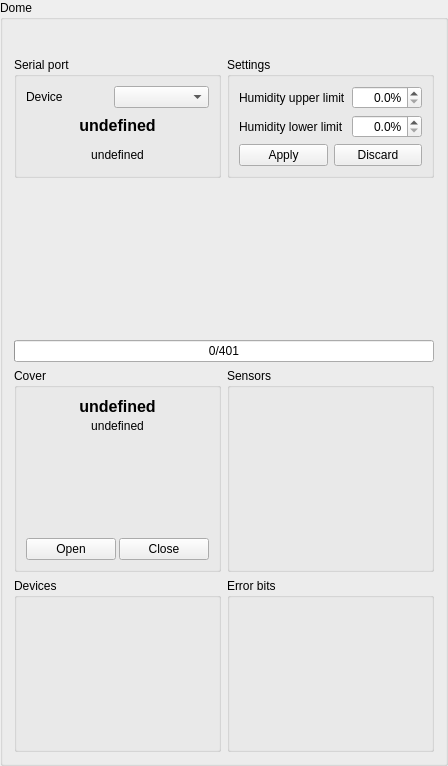
Old version of the form widgets/qdome.ui in the repository AMOS-uniba/amos-client.
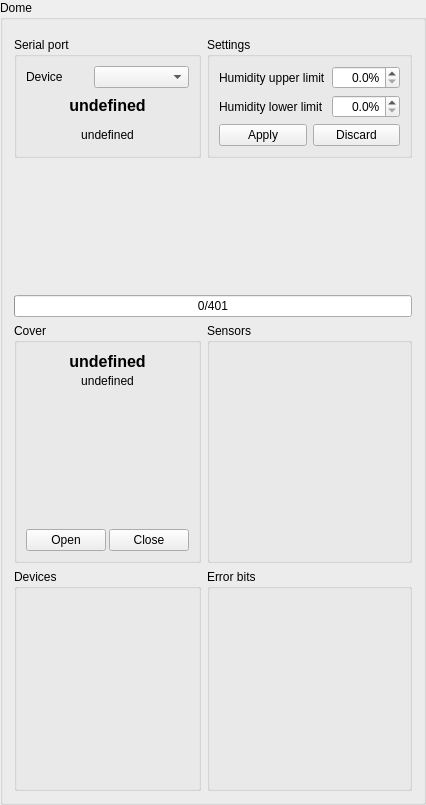
New version of the form. Custom widgets are drawn as their Qt base class.

```diff
--- a/widgets/qdome.ui
+++ b/widgets/qdome.ui
@@ -2,20 +2,6 @@
 <ui version="4.0">
  <class>QDome</class>
  <widget class="QGroupBox" name="QDome">
-  <property name="geometry">
-   <rect>
-    <x>0</x>
-    <y>0</y>
-    <width>448</width>
-    <height>728</height>
-   </rect>
-  </property>
-  <property name="minimumSize">
-   <size>
-    <width>448</width>
-    <height>0</height>
-   </size>
-  </property>
   <property name="windowTitle">
    <string>Dome</string>
   </property>
@@ -27,10 +13,16 @@
     <widget class="QGroupBox" name="gb_sensors">
      <property name="sizePolicy">
       <sizepolicy hsizetype="Preferred" vsizetype="Preferred">
-       <horstretch>1</horstretch>
+       <horstretch>0</horstretch>
        <verstretch>0</verstretch>
       </sizepolicy>
      </property>
+     <property name="minimumSize">
+      <size>
+       <width>0</width>
+       <height>234</height>
+      </size>
+     </property>
      <property name="title">
       <string>Sensors</string>
      </property>
@@ -38,12 +30,28 @@
       <property name="spacing">
        <number>3</number>
       </property>
+      <item>
+       <widget class="QFloatLine" name="fl_time_alive" native="true">
+        <property name="sizePolicy">
+         <sizepolicy hsizetype="Preferred" vsizetype="Fixed">
+          <horstretch>0</horstretch>
+          <verstretch>0</verstretch>
+         </sizepolicy>
+        </property>
+        <property name="minimumSize">
+         <size>
+          <width>0</width>
+          <height>20</height>
+         </size>
+        </property>
+       </widget>
+      </item>
       <item>
        <widget class="QFloatLine" name="fl_t_lens" native="true">
         <property name="minimumSize">
          <size>
           <width>0</width>
-          <height>14</height>
+          <height>20</height>
          </size>
         </property>
        </widget>
@@ -53,7 +61,7 @@
         <property name="minimumSize">
          <size>
           <width>0</width>
-          <height>14</height>
+          <height>20</height>
          </size>
         </property>
        </widget>
@@ -63,7 +71,7 @@
         <property name="minimumSize">
          <size>
           <width>0</width>
-          <height>14</height>
+          <height>20</height>
          </size>
         </property>
        </widget>
@@ -73,7 +81,7 @@
         <property name="minimumSize">
          <size>
           <width>0</width>
-          <height>14</height>
+          <height>20</height>
          </size>
         </property>
        </widget>
@@ -83,7 +91,7 @@
         <property name="minimumSize">
          <size>
           <width>0</width>
-          <height>14</height>
+          <height>20</height>
          </size>
         </property>
        </widget>
@@ -93,7 +101,7 @@
         <property name="minimumSize">
          <size>
           <width>0</width>
-          <height>14</height>
+          <height>20</height>
          </size>
         </property>
        </widget>
@@ -103,7 +111,7 @@
         <property name="minimumSize">
          <size>
           <width>0</width>
-          <height>14</height>
+          <height>20</height>
          </size>
         </property>
        </widget>
@@ -111,68 +119,20 @@
      </layout>
     </widget>
    </item>
-   <item row="2" column="0">
-    <widget class="QGroupBox" name="gb_serial_port">
-     <property name="title">
-      <string>Serial port</string>
-     </property>
-     <layout class="QGridLayout" name="gridLayout">
-      <item row="0" column="0">
-       <widget class="QLabel" name="lx_serial_port_device">
-        <property name="text">
-         <string>Device</string>
-        </property>
-       </widget>
-      </item>
-      <item row="0" column="1">
-       <widget class="QComboBox" name="co_serial_ports">
-        <property name="contextMenuPolicy">
-         <enum>Qt::PreventContextMenu</enum>
-        </property>
-        <property name="placeholderText">
-         <string>not selected</string>
-        </property>
-       </widget>
-      </item>
-      <item row="1" column="0" colspan="2">
-       <widget class="QLabel" name="lb_serial_port_state">
-        <property name="font">
-         <font>
-          <pointsize>12</pointsize>
-          <weight>75</weight>
-          <bold>true</bold>
-          <kerning>true</kerning>
-         </font>
-        </property>
-        <property name="text">
-         <string>undefined</string>
-        </property>
-        <property name="alignment">
-         <set>Qt::AlignCenter</set>
-        </property>
-       </widget>
-      </item>
-      <item row="2" column="0" colspan="2">
-       <widget class="QLabel" name="lb_serial_data_state">
-        <property name="text">
-         <string>undefined</string>
-        </property>
-        <property name="alignment">
-         <set>Qt::AlignCenter</set>
-        </property>
-       </widget>
-      </item>
-     </layout>
-    </widget>
-   </item>
    <item row="7" column="0">
     <widget class="QGroupBox" name="gb_cover">
      <property name="sizePolicy">
       <sizepolicy hsizetype="Preferred" vsizetype="Preferred">
-       <horstretch>1</horstretch>
+       <horstretch>0</horstretch>
        <verstretch>0</verstretch>
       </sizepolicy>
      </property>
+     <property name="minimumSize">
+      <size>
+       <width>0</width>
+       <height>234</height>
+      </size>
+     </property>
      <property name="title">
       <string>Cover</string>
      </property>
@@ -214,32 +174,20 @@
       </item>
       <item>
        <widget class="QBooleanLine" name="bl_servo_moving" native="true">
-        <property name="sizePolicy">
-         <sizepolicy hsizetype="Preferred" vsizetype="Fixed">
-          <horstretch>0</horstretch>
-          <verstretch>0</verstretch>
-         </sizepolicy>
-        </property>
         <property name="minimumSize">
          <size>
           <width>0</width>
-          <height>14</height>
+          <height>20</height>
          </size>
         </property>
        </widget>
       </item>
       <item>
        <widget class="QBooleanLine" name="bl_servo_direction" native="true">
-        <property name="sizePolicy">
-         <sizepolicy hsizetype="Preferred" vsizetype="Fixed">
-          <horstretch>0</horstretch>
-          <verstretch>0</verstretch>
-         </sizepolicy>
-        </property>
         <property name="minimumSize">
          <size>
           <width>0</width>
-          <height>14</height>
+          <height>20</height>
          </size>
         </property>
        </widget>
@@ -255,7 +203,7 @@
         <property name="minimumSize">
          <size>
           <width>0</width>
-          <height>14</height>
+          <height>20</height>
          </size>
         </property>
        </widget>
@@ -271,7 +219,7 @@
         <property name="minimumSize">
          <size>
           <width>0</width>
-          <height>14</height>
+          <height>20</height>
          </size>
         </property>
        </widget>
@@ -287,7 +235,7 @@
         <property name="minimumSize">
          <size>
           <width>0</width>
-          <height>14</height>
+          <height>20</height>
          </size>
         </property>
        </widget>
@@ -303,7 +251,7 @@
         <property name="minimumSize">
          <size>
           <width>0</width>
-          <height>14</height>
+          <height>20</height>
          </size>
         </property>
        </widget>
@@ -329,59 +277,13 @@
      </layout>
     </widget>
    </item>
-   <item row="0" column="0">
-    <widget class="QWidget" name="widget" native="true">
-     <property name="sizePolicy">
-      <sizepolicy hsizetype="Preferred" vsizetype="Fixed">
-       <horstretch>0</horstretch>
-       <verstretch>0</verstretch>
-      </sizepolicy>
-     </property>
-     <layout class="QHBoxLayout" name="horizontalLayout">
-      <property name="leftMargin">
-       <number>0</number>
-      </property>
-      <property name="topMargin">
-       <number>0</number>
-      </property>
-      <property name="rightMargin">
-       <number>0</number>
-      </property>
-      <property name="bottomMargin">
-       <number>0</number>
-      </property>
-     </layout>
-    </widget>
-   </item>
-   <item row="4" column="0" colspan="2">
-    <widget class="QDomeWidget" name="picture" native="true">
-     <property name="sizePolicy">
-      <sizepolicy hsizetype="Preferred" vsizetype="Expanding">
-       <horstretch>0</horstretch>
-       <verstretch>100</verstretch>
-      </sizepolicy>
-     </property>
-     <property name="minimumSize">
-      <size>
-       <width>0</width>
-       <height>150</height>
-      </size>
-     </property>
-     <property name="maximumSize">
-      <size>
-       <width>16777215</width>
-       <height>200</height>
-      </size>
-     </property>
-    </widget>
-   </item>
    <item row="8" column="1">
     <widget class="QGroupBox" name="gb_errors">
-     <property name="sizePolicy">
-      <sizepolicy hsizetype="Preferred" vsizetype="Preferred">
-       <horstretch>1</horstretch>
-       <verstretch>0</verstretch>
-      </sizepolicy>
+     <property name="minimumSize">
+      <size>
+       <width>0</width>
+       <height>214</height>
+      </size>
      </property>
      <property name="title">
       <string>Error bits</string>
@@ -395,7 +297,7 @@
         <property name="minimumSize">
          <size>
           <width>0</width>
-          <height>14</height>
+          <height>20</height>
          </size>
         </property>
        </widget>
@@ -405,7 +307,7 @@
         <property name="minimumSize">
          <size>
           <width>0</width>
-          <height>14</height>
+          <height>20</height>
          </size>
         </property>
        </widget>
@@ -415,7 +317,7 @@
         <property name="minimumSize">
          <size>
           <width>0</width>
-          <height>14</height>
+          <height>20</height>
          </size>
         </property>
        </widget>
@@ -425,7 +327,7 @@
         <property name="minimumSize">
          <size>
           <width>0</width>
-          <height>14</height>
+          <height>20</height>
          </size>
         </property>
        </widget>
@@ -435,7 +337,7 @@
         <property name="minimumSize">
          <size>
           <width>0</width>
-          <height>14</height>
+          <height>20</height>
          </size>
         </property>
        </widget>
@@ -445,7 +347,7 @@
         <property name="minimumSize">
          <size>
           <width>0</width>
-          <height>14</height>
+          <height>20</height>
          </size>
         </property>
        </widget>
@@ -455,7 +357,7 @@
         <property name="minimumSize">
          <size>
           <width>0</width>
-          <height>14</height>
+          <height>20</height>
          </size>
         </property>
        </widget>
@@ -465,7 +367,7 @@
         <property name="minimumSize">
          <size>
           <width>0</width>
-          <height>14</height>
+          <height>20</height>
          </size>
         </property>
        </widget>
@@ -473,7 +375,178 @@
      </layout>
     </widget>
    </item>
-   <item row="2" column="1">
+   <item row="4" column="0" colspan="2">
+    <widget class="QDomeWidget" name="picture" native="true">
+     <property name="sizePolicy">
+      <sizepolicy hsizetype="Preferred" vsizetype="Expanding">
+       <horstretch>0</horstretch>
+       <verstretch>100</verstretch>
+      </sizepolicy>
+     </property>
+     <property name="minimumSize">
+      <size>
+       <width>0</width>
+       <height>125</height>
+      </size>
+     </property>
+     <property name="maximumSize">
+      <size>
+       <width>16777215</width>
+       <height>200</height>
+      </size>
+     </property>
+    </widget>
+   </item>
+   <item row="0" column="0">
+    <widget class="QWidget" name="widget" native="true">
+     <property name="sizePolicy">
+      <sizepolicy hsizetype="Preferred" vsizetype="Fixed">
+       <horstretch>0</horstretch>
+       <verstretch>0</verstretch>
+      </sizepolicy>
+     </property>
+     <layout class="QHBoxLayout" name="horizontalLayout">
+      <property name="leftMargin">
+       <number>0</number>
+      </property>
+      <property name="topMargin">
+       <number>0</number>
+      </property>
+      <property name="rightMargin">
+       <number>0</number>
+      </property>
+      <property name="bottomMargin">
+       <number>0</number>
+      </property>
+     </layout>
+    </widget>
+   </item>
+   <item row="1" column="0">
+    <widget class="QGroupBox" name="gb_serial_port">
+     <property name="title">
+      <string>Serial port</string>
+     </property>
+     <layout class="QGridLayout" name="gridLayout">
+      <item row="0" column="0">
+       <widget class="QLabel" name="lx_serial_port_device">
+        <property name="text">
+         <string>Device</string>
+        </property>
+       </widget>
+      </item>
+      <item row="0" column="1">
+       <widget class="QComboBox" name="co_serial_ports">
+        <property name="contextMenuPolicy">
+         <enum>Qt::PreventContextMenu</enum>
+        </property>
+        <property name="placeholderText">
+         <string>not selected</string>
+        </property>
+       </widget>
+      </item>
+      <item row="1" column="0" colspan="2">
+       <widget class="QLabel" name="lb_serial_port_state">
+        <property name="font">
+         <font>
+          <pointsize>12</pointsize>
+          <weight>75</weight>
+          <bold>true</bold>
+          <kerning>true</kerning>
+         </font>
+        </property>
+        <property name="text">
+         <string>undefined</string>
+        </property>
+        <property name="alignment">
+         <set>Qt::AlignCenter</set>
+        </property>
+       </widget>
+      </item>
+      <item row="2" column="0" colspan="2">
+       <widget class="QLabel" name="lb_serial_data_state">
+        <property name="text">
+         <string>undefined</string>
+        </property>
+        <property name="alignment">
+         <set>Qt::AlignCenter</set>
+        </property>
+       </widget>
+      </item>
+     </layout>
+    </widget>
+   </item>
+   <item row="5" column="0" colspan="2">
+    <widget class="QProgressBar" name="pb_cover">
+     <property name="maximum">
+      <number>401</number>
+     </property>
+     <property name="value">
+      <number>0</number>
+     </property>
+     <property name="format">
+      <string>%v/%m</string>
+     </property>
+    </widget>
+   </item>
+   <item row="8" column="0">
+    <widget class="QGroupBox" name="gb_devices">
+     <property name="minimumSize">
+      <size>
+       <width>0</width>
+       <height>214</height>
+      </size>
+     </property>
+     <property name="title">
+      <string>Devices</string>
+     </property>
+     <layout class="QVBoxLayout" name="verticalLayout_3">
+      <property name="spacing">
+       <number>3</number>
+      </property>
+      <item>
+       <widget class="QControlLine" name="cl_lens_heating" native="true">
+        <property name="minimumSize">
+         <size>
+          <width>0</width>
+          <height>24</height>
+         </size>
+        </property>
+       </widget>
+      </item>
+      <item>
+       <widget class="QControlLine" name="cl_camera_heating" native="true">
+        <property name="minimumSize">
+         <size>
+          <width>0</width>
+          <height>24</height>
+         </size>
+        </property>
+       </widget>
+      </item>
+      <item>
+       <widget class="QControlLine" name="cl_fan" native="true">
+        <property name="minimumSize">
+         <size>
+          <width>0</width>
+          <height>24</height>
+         </size>
+        </property>
+       </widget>
+      </item>
+      <item>
+       <widget class="QControlLine" name="cl_ii" native="true">
+        <property name="minimumSize">
+         <size>
+          <width>0</width>
+          <height>24</height>
+         </size>
+        </property>
+       </widget>
+      </item>
+     </layout>
+    </widget>
+   </item>
+   <item row="1" column="1">
     <widget class="QGroupBox" name="group_settings">
      <property name="title">
       <string>Settings</string>
@@ -582,93 +655,6 @@
      </layout>
     </widget>
    </item>
-   <item row="8" column="0">
-    <widget class="QGroupBox" name="gb_devices">
-     <property name="sizePolicy">
-      <sizepolicy hsizetype="Preferred" vsizetype="Preferred">
-       <horstretch>1</horstretch>
-       <verstretch>0</verstretch>
-      </sizepolicy>
-     </property>
-     <property name="title">
-      <string>Devices</string>
-     </property>
-     <layout class="QVBoxLayout" name="verticalLayout_3">
-      <property name="spacing">
-       <number>3</number>
-      </property>
-      <item>
-       <widget class="QControlLine" name="cl_lens_heating" native="true">
-        <property name="minimumSize">
-         <size>
-          <width>0</width>
-          <height>24</height>
-         </size>
-        </property>
-       </widget>
-      </item>
-      <item>
-       <widget class="QControlLine" name="cl_camera_heating" native="true">
-        <property name="minimumSize">
-         <size>
-          <width>0</width>
-          <height>24</height>
-         </size>
-        </property>
-       </widget>
-      </item>
-      <item>
-       <widget class="QControlLine" name="cl_fan" native="true">
-        <property name="minimumSize">
-         <size>
-          <width>0</width>
-          <height>24</height>
-         </size>
-        </property>
-       </widget>
-      </item>
-      <item>
-       <widget class="QControlLine" name="cl_ii" native="true">
-        <property name="minimumSize">
-         <size>
-          <width>0</width>
-          <height>24</height>
-         </size>
-        </property>
-       </widget>
-      </item>
-     </layout>
-    </widget>
-   </item>
-   <item row="5" column="0" colspan="2">
-    <widget class="QProgressBar" name="pb_cover">
-     <property name="maximum">
-      <number>401</number>
-     </property>
-     <property name="value">
-      <number>0</number>
-     </property>
-     <property name="format">
-      <string>%v/%m</string>
-     </property>
-    </widget>
-   </item>
-   <item row="0" column="1">
-    <widget class="QFloatLine" name="fl_time_alive" native="true">
-     <property name="sizePolicy">
-      <sizepolicy hsizetype="Preferred" vsizetype="Fixed">
-       <horstretch>0</horstretch>
-       <verstretch>0</verstretch>
-      </sizepolicy>
-     </property>
-     <property name="minimumSize">
-      <size>
-       <width>0</width>
-       <height>20</height>
-      </size>
-     </property>
-    </widget>
-   </item>
   </layout>
  </widget>
  <customwidgets>
```
